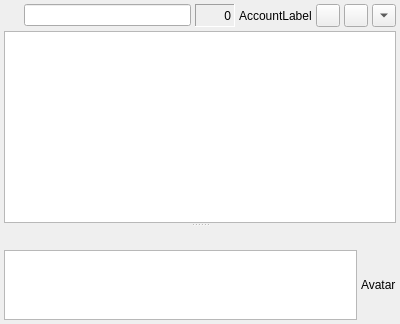
First picture: the form in src/chatdlg.ui, repository senu/psi, before the edit.
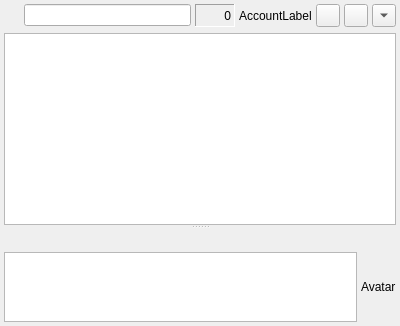
Second picture: the form after the edit. Custom widgets are drawn as their Qt base class.

Diff of the .ui file:
```diff
--- a/src/chatdlg.ui
+++ b/src/chatdlg.ui
@@ -48,7 +48,7 @@
       </property>
       <layout class="QVBoxLayout" >
        <property name="spacing" >
-        <number>4</number>
+        <number>6</number>
        </property>
        <property name="leftMargin" >
         <number>0</number>
```
